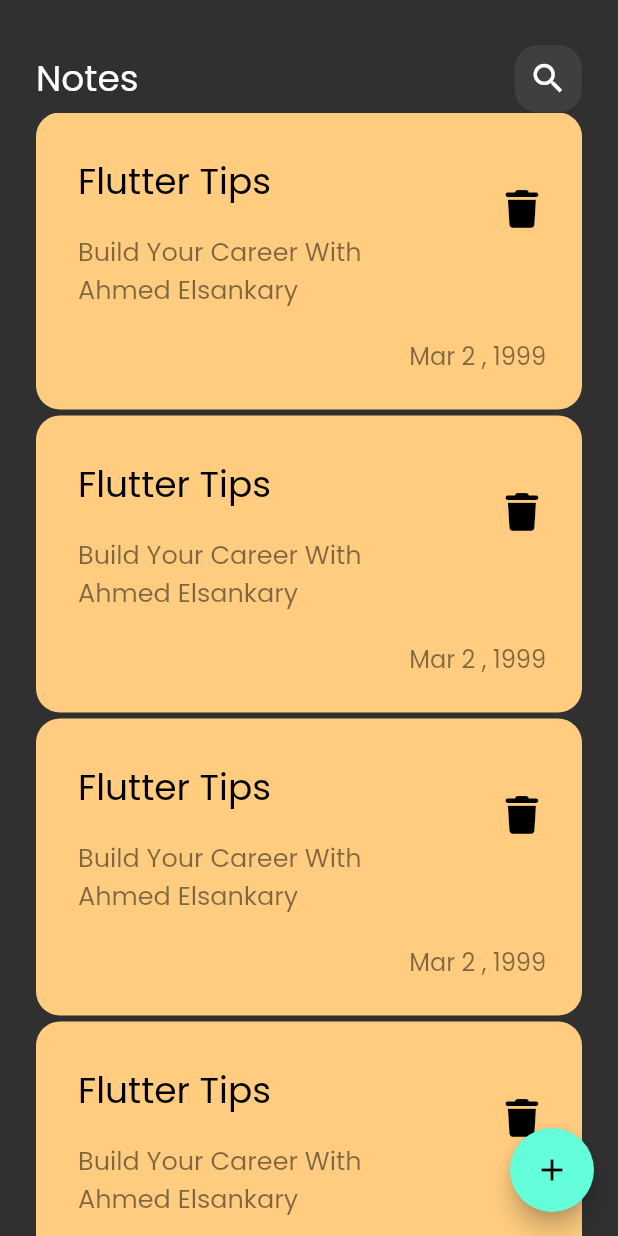
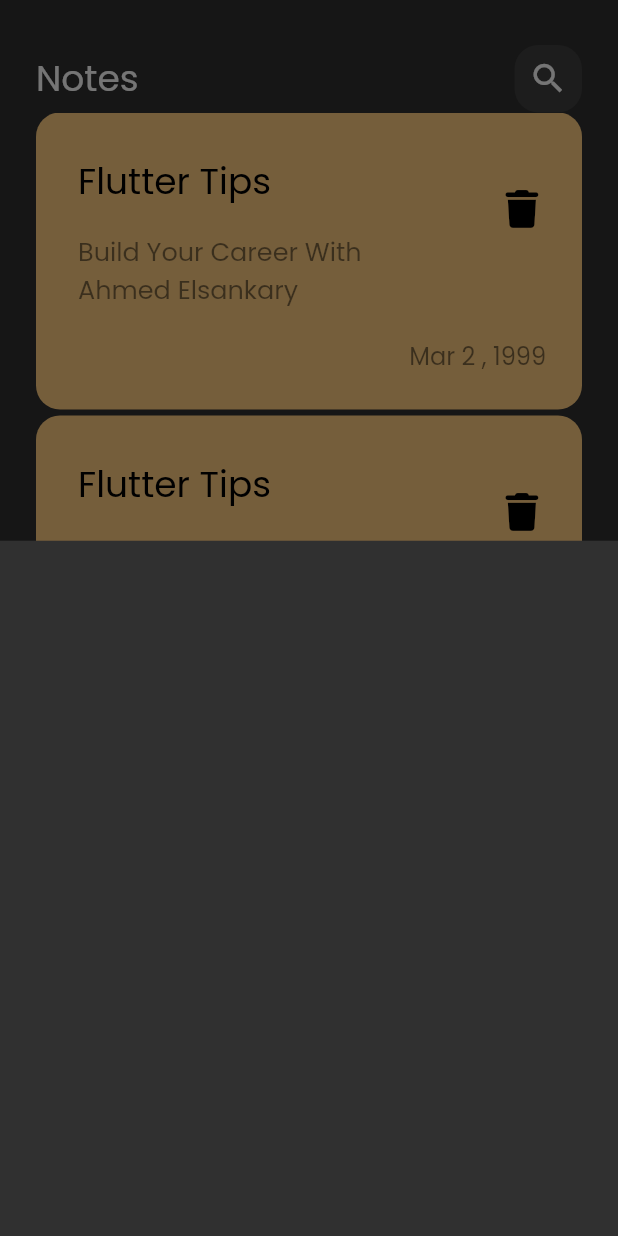
Before and after one commit to elsankary99/notes_app, a Flutter app: the screen it shows after launch, after a tap on the "add" icon, on a phone screen of 412 x 824 dp. Run offline on Flutter 3.47's test engine with Material 2 defaults, Android fonts, the phone set to English and light mode, and no system bars; our stand-ins replace font_awesome_flutter.

```diff
--- a/lib/views/notes_view.dart
+++ b/lib/views/notes_view.dart
@@ -9,10 +9,25 @@ class NotesView extends StatelessWidget {
   Widget build(BuildContext context) {
     return Scaffold(
       floatingActionButton: FloatingActionButton(
-        onPressed: () {},
+        onPressed: () {
+          showModalBottomSheet(
+              context: context,
+              builder: (context) {
+                return const ShowBottonSheet();
+              });
+        },
         child: Icon(Icons.add),
       ),
       body: const NotesViewBody(),
     );
   }
 }
+
+class ShowBottonSheet extends StatelessWidget {
+  const ShowBottonSheet({super.key});
+
+  @override
+  Widget build(BuildContext context) {
+    return Container();
+  }
+}
```
